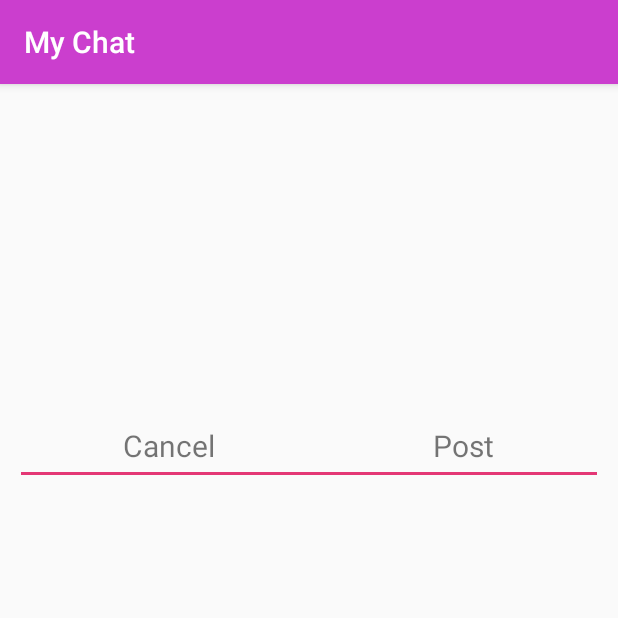
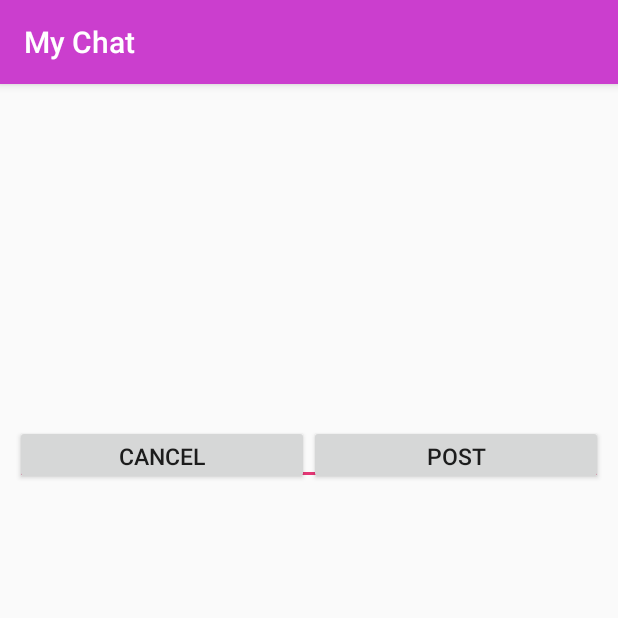
Before and after one commit to shkhaider2015/MyChat, an Android app: the PostActivity screen opened directly, with no data from a screen before it, on a phone screen of 412 x 824 dp, the top half of it. Run offline under Robolectric (Android 15) with nearby library versions, the phone set to English and light mode, and no system bars; our stand-ins replace Firebase (no records; nobody signed in at launch, a user with empty details on screens opened directly); 1 statement that could not run was skipped.

```diff
--- a/app/src/main/res/layout/activity_post.xml
+++ b/app/src/main/res/layout/activity_post.xml
@@ -31,21 +31,21 @@
         android:weightSum="2"
         >
 
-        <TextView
+        <Button
             android:id="@+id/activity_post_cancel"
             android:layout_width="wrap_content"
             android:layout_height="match_parent"
             android:text="Cancel"
-            android:textSize="20sp"
+            android:textSize="15sp"
             android:textAlignment="center"
             android:layout_weight="1"
             />
-        <TextView
+        <Button
             android:id="@+id/activity_post_post"
             android:layout_width="wrap_content"
             android:layout_height="match_parent"
             android:text="Post"
-            android:textSize="20sp"
+            android:textSize="15sp"
             android:textAlignment="center"
             android:layout_weight="1"
             />
```
